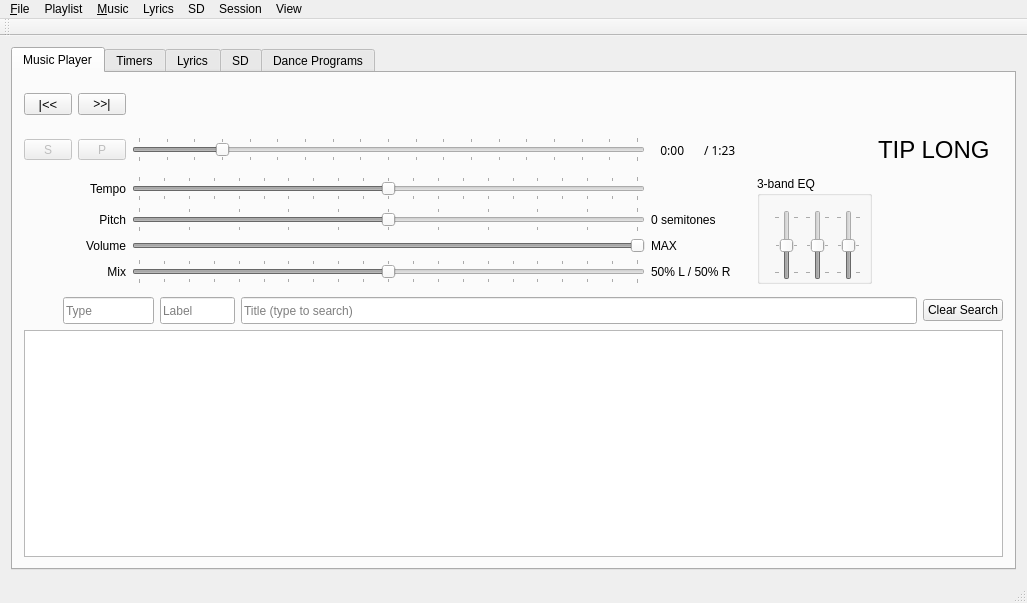
This is SquareDesk-DEV/test123/mainwindow.ui in mpogue2/SquareDesk as Qt 5 draws it before an edit. The edited form follows.
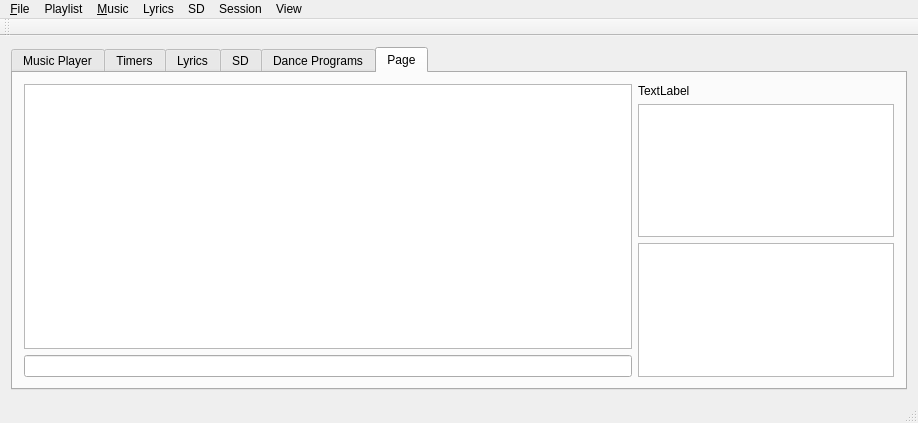
This is the edited form. Icons and pictures are not drawn. Custom widgets are drawn as their Qt base class.

What changed in the file:
```diff
--- a/SquareDesk-DEV/test123/mainwindow.ui
+++ b/SquareDesk-DEV/test123/mainwindow.ui
@@ -6,8 +6,8 @@
    <rect>
     <x>0</x>
     <y>0</y>
-    <width>1027</width>
-    <height>603</height>
+    <width>918</width>
+    <height>423</height>
    </rect>
   </property>
   <property name="windowTitle">
@@ -21,7 +21,7 @@
        <enum>Qt::NoFocus</enum>
       </property>
       <property name="currentIndex">
-       <number>0</number>
+       <number>5</number>
       </property>
       <widget class="QWidget" name="musicPlayerTab">
        <attribute name="title">
@@ -1560,6 +1560,54 @@
         </item>
        </layout>
       </widget>
+      <widget class="QWidget" name="tab">
+       <attribute name="title">
+        <string>Page</string>
+       </attribute>
+       <layout class="QHBoxLayout" name="horizontalLayout_7">
+        <item>
+         <layout class="QVBoxLayout" name="verticalLayout_4">
+          <item>
+           <widget class="QListWidget" name="listWidgetSDOutput"/>
+          </item>
+          <item>
+           <widget class="QLineEdit" name="lineEditSDInput"/>
+          </item>
+         </layout>
+        </item>
+        <item>
+         <layout class="QVBoxLayout" name="verticalLayoutSDStatus">
+          <item>
+           <widget class="QLabel" name="labelSDStatusBar">
+            <property name="text">
+             <string>TextLabel</string>
+            </property>
+           </widget>
+          </item>
+          <item>
+           <widget class="QGraphicsView" name="graphicsViewSDFormation">
+            <property name="sizePolicy">
+             <sizepolicy hsizetype="Minimum" vsizetype="Expanding">
+              <horstretch>0</horstretch>
+              <verstretch>0</verstretch>
+             </sizepolicy>
+            </property>
+           </widget>
+          </item>
+          <item>
+           <widget class="QListWidget" name="listWidgetSDOptions">
+            <property name="sizePolicy">
+             <sizepolicy hsizetype="Minimum" vsizetype="Expanding">
+              <horstretch>0</horstretch>
+              <verstretch>0</verstretch>
+             </sizepolicy>
+            </property>
+           </widget>
+          </item>
+         </layout>
+        </item>
+       </layout>
+      </widget>
      </widget>
     </item>
    </layout>
@@ -1569,8 +1617,8 @@
     <rect>
      <x>0</x>
      <y>0</y>
-     <width>1027</width>
-     <height>22</height>
+     <width>918</width>
+     <height>27</height>
     </rect>
    </property>
    <widget class="QMenu" name="menuFile">
```
